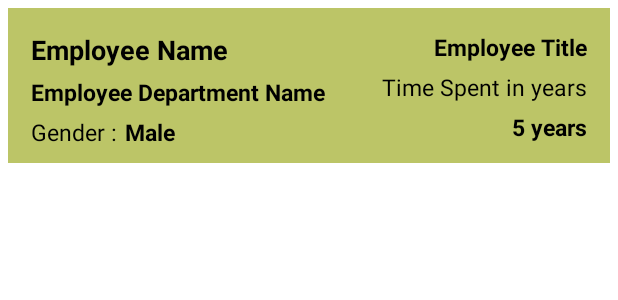
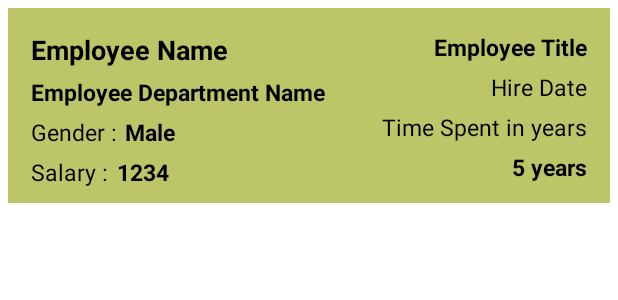
Before and after one commit to Mir-Majid-360/Assignment, an Android app: the layout item_employee.xml on its own in the app's theme, with its tools: preview values and no code run, on a phone screen of 412 x 824 dp. Shown: the top 300 px of the screen. Run offline under Robolectric (Android 15) with nearby library versions, the phone set to English and light mode, and no system bars; network calls fail.

Commit message:
get data ordered by Salary and added to adapter

```diff
--- a/app/src/main/java/com/example/finalassignment/adapters/EmployeeAdapter.kt
+++ b/app/src/main/java/com/example/finalassignment/adapters/EmployeeAdapter.kt
@@ -39,6 +39,8 @@ class EmployeeAdapter(var context: Context,var employeeModel: ArrayList<Employee
         val empTitle :TextView = view.findViewById(R.id.tvEmployeeTitle)
         val empGender :TextView = view.findViewById(R.id.tvEmployeeGender)
         val empWorkingYears :TextView = view.findViewById(R.id.tvTimeSpent)
+        val hireDate :TextView = view.findViewById(R.id.tvHireDate)
+        val salary : TextView = view.findViewById(R.id.tvEmployeeSalary)
 
         fun bind(data :EmployeeModel) {
 
@@ -47,8 +49,9 @@ class EmployeeAdapter(var context: Context,var employeeModel: ArrayList<Employee
             empDepartment.text = data.department
             empTitle.text = data.title
             empGender.text = data.gender
-            Log.d("DATEEE", data.hire_date)
+            hireDate.text = data.hire_date
             empWorkingYears.text =getExperience(data.hire_date)
+            salary.text = data.salary.toString()
 
 
         }
--- a/app/src/main/java/com/example/finalassignment/database/MyDatabase.kt
+++ b/app/src/main/java/com/example/finalassignment/database/MyDatabase.kt
@@ -553,7 +553,13 @@ class MyDatabase(context: Context) : SQLiteOpenHelper(context, DATABASE_NAME, nu
 
 
             val db = this.readableDatabase
-            var sql ="SELECT E.$KEY_FIRST_NAME,E.$KEY_LAST_NAME, E.$KEY_GENDER,E.$KEY_HIRE_DATE,D.$KEY_DEPARTMENT_NAME ,T.$KEY_TITLE FROM $TABLE_DEPARTMENTS as D JOIN $TABLE_EMP_DEPARTMENTS  as ED ON D.dept_no = ED.dept_no JOIN $TABLE_EMPLOYEES as E ON ED.emp_no = E.emp_no JOIN $TABLE_TITLE as T ON E.emp_no = T.emp_no"
+            var sql ="SELECT E.$KEY_FIRST_NAME,E.$KEY_LAST_NAME, E.$KEY_GENDER,E.$KEY_HIRE_DATE,"+
+                    "D.$KEY_DEPARTMENT_NAME ,T.$KEY_TITLE,S.$KEY_SALARY  FROM $TABLE_DEPARTMENTS as D"+
+                    " JOIN $TABLE_EMP_DEPARTMENTS  as ED ON D.dept_no = ED.dept_no "+
+                    "JOIN $TABLE_EMPLOYEES as E ON ED.emp_no = E.emp_no "+
+                    "JOIN $TABLE_TITLE as T ON E.emp_no = T.emp_no "+
+                    "JOIN $TABLE_SALARIES as S ON S.$KEY_EMP_NO = E.$KEY_EMP_NO ORDER BY(S.$KEY_SALARY)"
+
 
 
 
@@ -567,6 +573,7 @@ class MyDatabase(context: Context) : SQLiteOpenHelper(context, DATABASE_NAME, nu
                     employeeModel.title = cursor.getString(cursor.getColumnIndex(KEY_TITLE))
                     employeeModel.hire_date = cursor.getString(cursor.getColumnIndex(KEY_HIRE_DATE))
                     employeeModel.department = cursor.getString(cursor.getColumnIndex(KEY_DEPARTMENT_NAME))
+                    employeeModel.salary = cursor.getInt(cursor.getColumnIndex(KEY_SALARY))
 
                     arrEmployeeModel.add(employeeModel)
 
--- a/app/src/main/res/layout/item_employee.xml
+++ b/app/src/main/res/layout/item_employee.xml
@@ -76,6 +76,18 @@
         android:textColor="@color/black"
         android:textSize="15sp"
         app:layout_constraintEnd_toEndOf="parent"
+        app:layout_constraintTop_toBottomOf="@id/tvHireDate" />
+
+
+    <TextView
+        android:id="@+id/tvHireDate"
+        android:layout_width="wrap_content"
+        android:layout_height="wrap_content"
+        android:layout_margin="5dp"
+        android:text="Hire Date"
+        android:textColor="@color/black"
+        android:textSize="15sp"
+        app:layout_constraintEnd_toEndOf="parent"
         app:layout_constraintTop_toBottomOf="@id/tvEmployeeTitle" />
 
     <TextView
@@ -90,5 +102,28 @@
         app:layout_constraintEnd_toEndOf="parent"
         app:layout_constraintTop_toBottomOf="@id/tvYearsSpent" />
 
+    <TextView
+        android:id="@+id/tv_salary"
+        android:layout_width="wrap_content"
+        android:layout_height="wrap_content"
+        android:layout_margin="5dp"
+        android:text="Salary :"
+        android:textColor="@color/black"
+        android:textSize="15sp"
+        app:layout_constraintStart_toStartOf="parent"
+        app:layout_constraintTop_toBottomOf="@id/tv_gender" />
+
+    <TextView
+        android:id="@+id/tvEmployeeSalary"
+        android:layout_width="wrap_content"
+        android:layout_height="wrap_content"
+        android:layout_margin="5dp"
+        android:text="1234"
+        android:textStyle="bold"
+        android:textColor="@color/black"
+        android:textSize="15sp"
+        app:layout_constraintStart_toEndOf="@id/tv_salary"
+        app:layout_constraintTop_toBottomOf="@id/tv_gender" />
+
 
 </androidx.constraintlayout.widget.ConstraintLayout>
```
